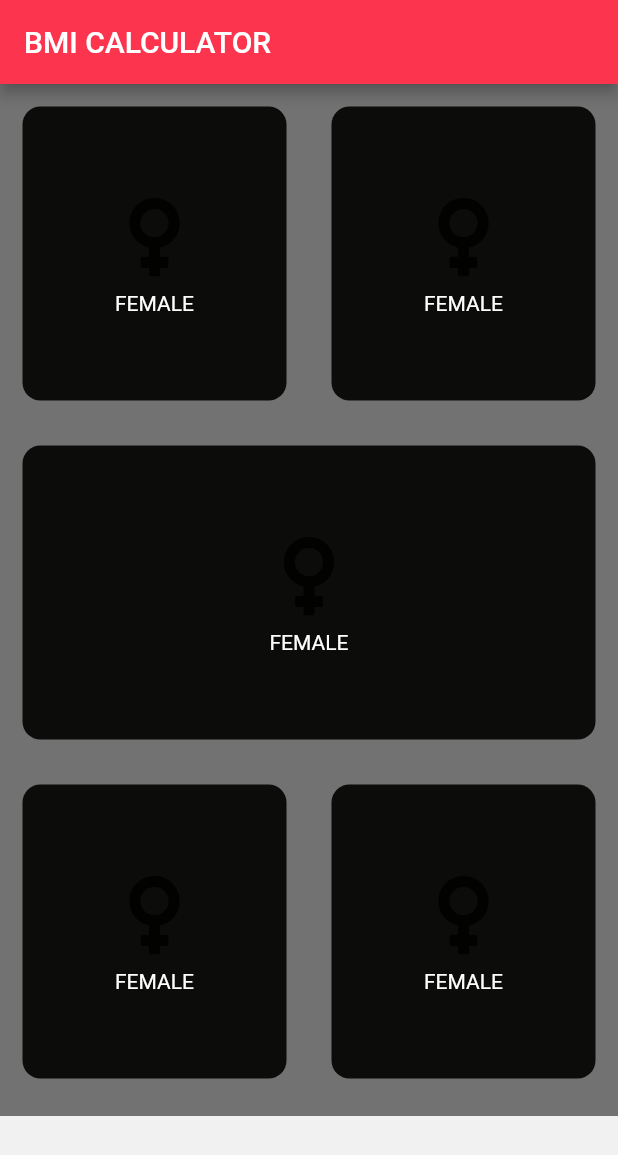
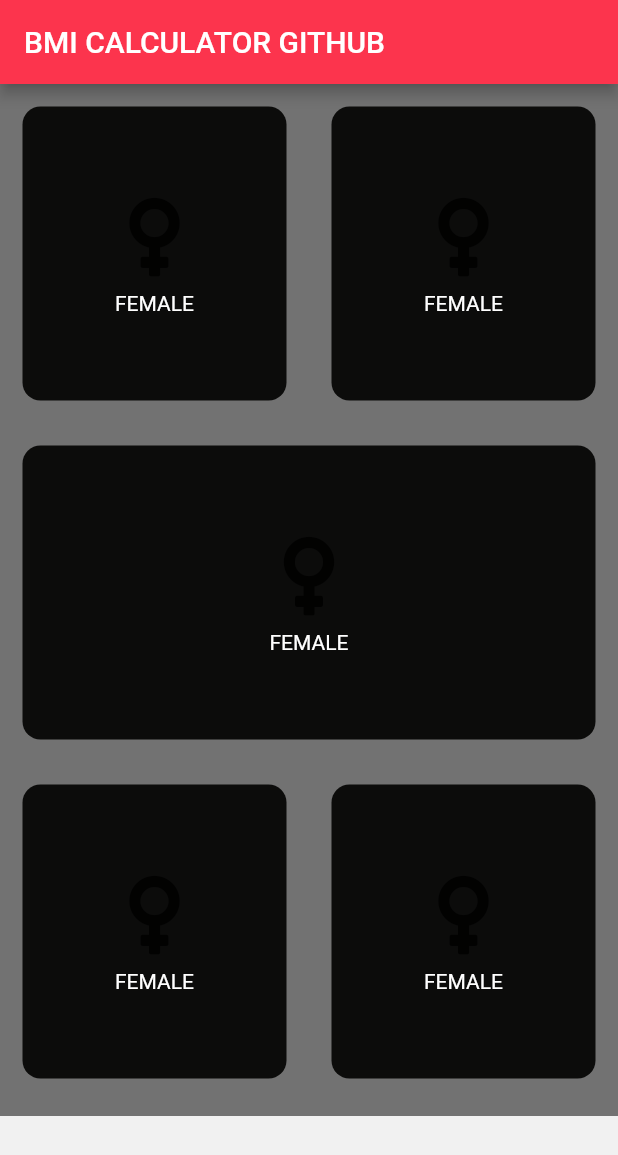
Before and after one commit to JmavasroJ/flutter_codigo_bmi, a Flutter app: the screen it shows after launch, on a phone screen of 412 x 824 dp. Shown: the top 1155 px of the screen. Run offline on Flutter 3.47's test engine with Material 2 defaults, Android fonts, the light colour scheme and no system bars; our stand-ins replace font_awesome_flutter.

Commit message:
Actualización del AppBar

```diff
--- a/lib/input_page.dart
+++ b/lib/input_page.dart
@@ -15,7 +15,7 @@ class _InputPageState extends State<InputPage> {
   Widget build(BuildContext context) {
     return Scaffold(
       appBar: AppBar(
-        title: Text("BMI CALCULATOR"),
+        title: Text("BMI CALCULATOR GITHUB"),
       ),
       body: Column(
         children: [
```
